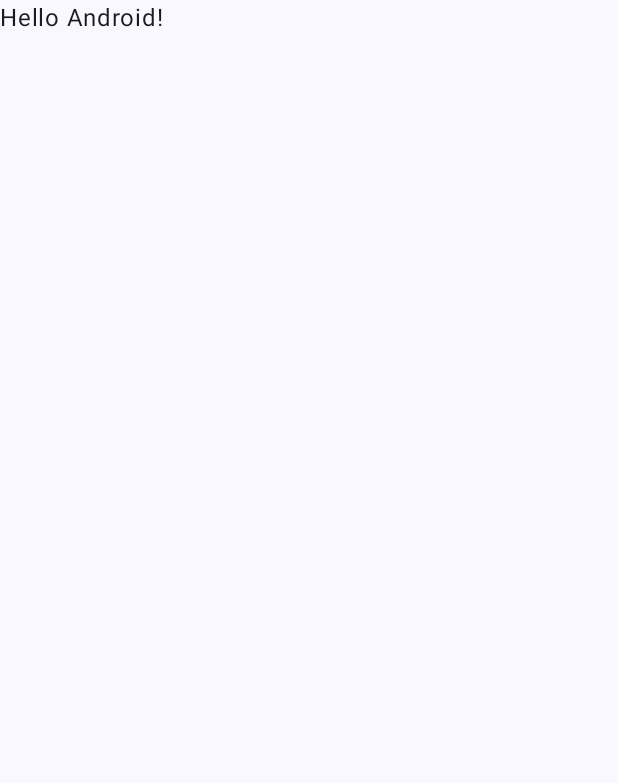
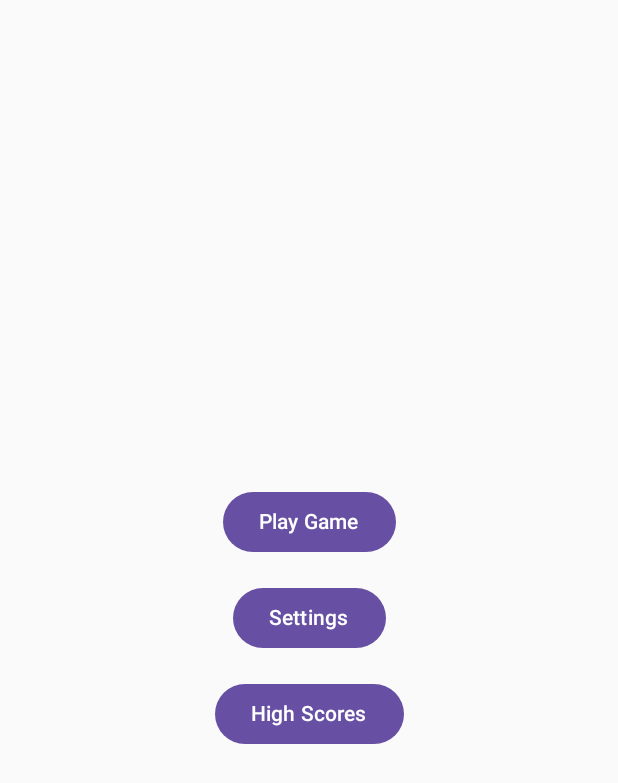
Before and after one commit to rexplays11/CS330-PZ, an Android app built with Jetpack Compose: the screen it shows after launch (MainActivity), on a phone screen of 412 x 824 dp. Before the commit the part shown is almost empty. Shown: the top 783 px of the screen. Run offline under Robolectric (Android 15) with nearby library versions, the phone set to English and light mode, and no system bars.

Commit message:
Glavna igra

```diff
--- a/CS330PZ3929/app/build.gradle.kts
+++ b/CS330PZ3929/app/build.gradle.kts
@@ -59,6 +59,8 @@ dependencies {
     implementation("androidx.compose.ui:ui-graphics")
     implementation("androidx.compose.ui:ui-tooling-preview")
     implementation("androidx.compose.material3:material3")
+    implementation("androidx.navigation:navigation-runtime-ktx:2.7.7")
+    implementation("androidx.navigation:navigation-compose:2.7.7")
     testImplementation("junit:junit:4.13.2")
     androidTestImplementation("androidx.test.ext:junit:1.1.5")
     androidTestImplementation("androidx.test.espresso:espresso-core:3.5.1")
--- /dev/null
+++ b/CS330PZ3929/app/src/main/java/com/example/cs330_pz_3929/HomeScreen.kt
@@ -0,0 +1,40 @@
+package com.example.cs330_pz_3929
+
+
+import androidx.compose.foundation.layout.Arrangement
+import androidx.compose.foundation.layout.Column
+import androidx.compose.foundation.layout.Spacer
+import androidx.compose.foundation.layout.fillMaxSize
+import androidx.compose.foundation.layout.height
+import androidx.compose.foundation.layout.padding
+import androidx.compose.material3.Button
+import androidx.compose.material3.Text
+import androidx.compose.runtime.*
+import androidx.compose.ui.Alignment
+import androidx.compose.ui.Modifier
+import androidx.compose.ui.unit.dp
+import androidx.navigation.NavHostController
+
+
+@Composable
+fun HomeScreen(navController: NavHostController) {
+    Column(
+        modifier = Modifier
+            .fillMaxSize()
+            .padding(16.dp),
+        horizontalAlignment = Alignment.CenterHorizontally,
+        verticalArrangement = Arrangement.Center
+    ) {
+        Button(onClick = { navController.navigate("game") }) {
+            Text("Play Game")
+        }
+        Spacer(modifier = Modifier.height(16.dp))
+        Button(onClick = { navController.navigate("settings") }) {
+            Text("Settings")
+        }
+        Spacer(modifier = Modifier.height(16.dp))
+        Button(onClick = { navController.navigate("scores") }) {
+            Text("High Scores")
+        }
+    }
+}
--- a/CS330PZ3929/app/src/main/java/com/example/cs330_pz_3929/MainActivity.kt
+++ b/CS330PZ3929/app/src/main/java/com/example/cs330_pz_3929/MainActivity.kt
@@ -3,44 +3,43 @@ package com.example.cs330_pz_3929
 import android.os.Bundle
 import androidx.activity.ComponentActivity
 import androidx.activity.compose.setContent
-import androidx.compose.foundation.layout.fillMaxSize
-import androidx.compose.material3.MaterialTheme
-import androidx.compose.material3.Surface
+import androidx.compose.foundation.background
+import androidx.compose.foundation.clickable
+import androidx.compose.foundation.layout.*
+import androidx.compose.foundation.shape.CircleShape
+import androidx.compose.material3.Button
+import androidx.compose.material3.Slider
 import androidx.compose.material3.Text
-import androidx.compose.runtime.Composable
+import androidx.compose.runtime.*
+import androidx.compose.ui.Alignment
 import androidx.compose.ui.Modifier
-import androidx.compose.ui.tooling.preview.Preview
-import com.example.cs330_pz_3929.ui.theme.CS330PZ3929Theme
+import androidx.compose.ui.graphics.Color
+import androidx.compose.ui.unit.dp
+import androidx.compose.ui.unit.sp
+import androidx.navigation.NavHostController
+import androidx.navigation.compose.NavHost
+import androidx.navigation.compose.composable
+import androidx.navigation.compose.rememberNavController
+import kotlinx.coroutines.delay
+import kotlin.random.Random
 
 class MainActivity : ComponentActivity() {
     override fun onCreate(savedInstanceState: Bundle?) {
         super.onCreate(savedInstanceState)
         setContent {
-            CS330PZ3929Theme {
-                // A surface container using the 'background' color from the theme
-                Surface(
-                    modifier = Modifier.fillMaxSize(),
-                    color = MaterialTheme.colorScheme.background
-                ) {
-                    Greeting("Android")
-                }
+            val navController = rememberNavController()
+            var speed by remember { mutableStateOf(1000L) }
+            var size by remember { mutableStateOf(30) }
+
+            NavHost(navController, startDestination = "home") {
+                composable("home") { HomeScreen(navController) }
+                composable("settings") { SettingsScreen(navController, speed, size) { newSpeed, newSize ->
+                    speed = newSpeed
+                    size = newSize
+                } }
+                composable("game") { GameScreen(navController, speed, size) }
+                composable("scores") { ScoresScreen(navController) }
             }
         }
     }
 }
-
-@Composable
-fun Greeting(name: String, modifier: Modifier = Modifier) {
-    Text(
-        text = "Hello $name!",
-        modifier = modifier
-    )
-}
-
-@Preview(showBackground = true)
-@Composable
-fun GreetingPreview() {
-    CS330PZ3929Theme {
-        Greeting("Android")
-    }
-}
```
Also changed, not shown: CS330PZ3929/app/src/main/java/com/example/cs330_pz_3929/GameScreen.kt (added, +80 -0 lines), CS330PZ3929/app/src/main/java/com/example/cs330_pz_3929/ScoresScreen.kt (added, +52 -0 lines), CS330PZ3929/app/src/main/java/com/example/cs330_pz_3929/SettingsScreen.kt (added, +52 -0 lines).
